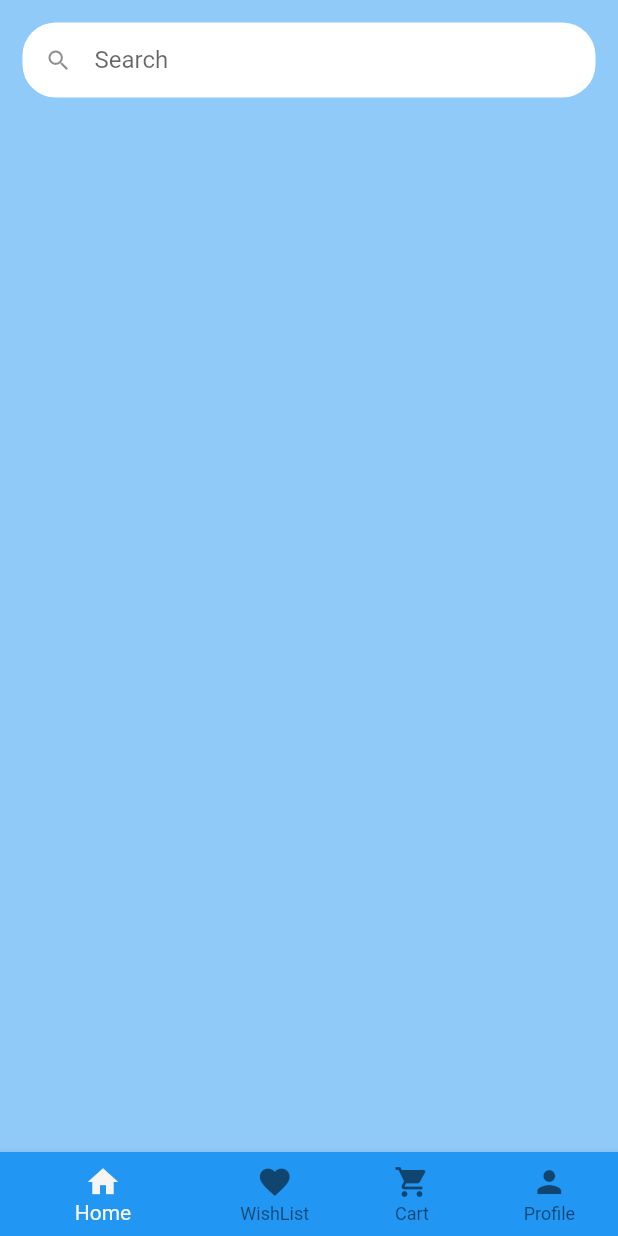
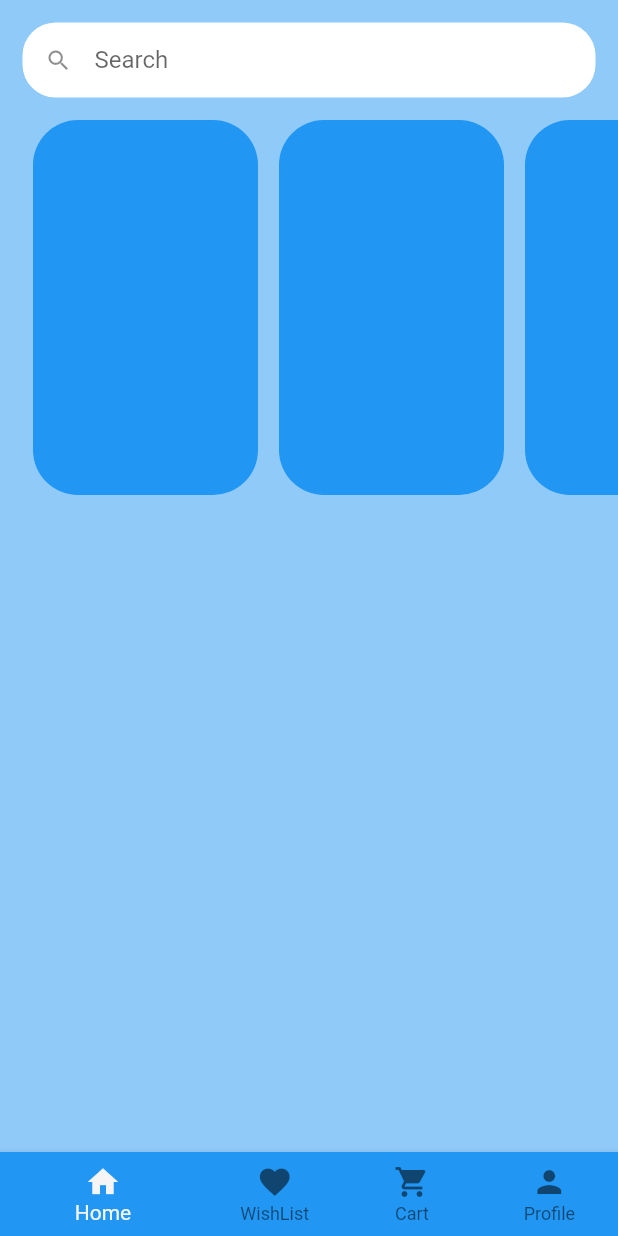
Before and after one commit to mahbd/book_store, a Flutter app: the screen it shows after launch, on a phone screen of 412 x 824 dp. Run offline on Flutter 3.47's test engine with Material 2 defaults, Android fonts, the phone set to English and light mode, and no system bars.

Commit message:
Added featured

```diff
--- a/lib/screens/home_page.dart
+++ b/lib/screens/home_page.dart
@@ -1,5 +1,7 @@
 import 'package:book_store/widget/search_widget.dart';
 import 'package:flutter/material.dart';
+
+import '../widget/featured.dart';
 
 class HomePage extends StatefulWidget {
   const HomePage({Key? key}) : super(key: key);
@@ -25,8 +27,10 @@ class _HomePageState extends State<HomePage> {
         child: SizedBox(
           width: MediaQuery.of(context).size.width,
           child: Column(
+            crossAxisAlignment: CrossAxisAlignment.start,
             children: [
               SearchWidget(updateSearchText: _updateSearchText),
+              const Featured(),
             ],
           ),
         ),
--- /dev/null
+++ b/lib/widget/featured.dart
@@ -0,0 +1,56 @@
+import 'package:flutter/material.dart';
+
+class Featured extends StatelessWidget {
+  const Featured({
+    Key? key,
+  }) : super(key: key);
+
+  @override
+  Widget build(BuildContext context) {
+    return SizedBox(
+      height: 250,
+      child: ListView(
+        scrollDirection: Axis.horizontal,
+        padding: const EdgeInsets.symmetric(horizontal: 15),
+        children: <Widget>[
+          Padding(
+            padding: const EdgeInsets.symmetric(horizontal: 7),
+            child: Container(
+              width: 150,
+              decoration: BoxDecoration(
+                color: Theme.of(context).primaryColor,
+                borderRadius: const BorderRadius.all(
+                  Radius.circular(30),
+                ),
+              ),
+            ),
+          ),
+          Padding(
+            padding: const EdgeInsets.symmetric(horizontal: 7),
+            child: Container(
+              width: 150,
+              decoration: BoxDecoration(
+                color: Theme.of(context).primaryColor,
+                borderRadius: const BorderRadius.all(
+                  Radius.circular(30),
+                ),
+              ),
+            ),
+          ),
+          Padding(
+            padding: const EdgeInsets.symmetric(horizontal: 7),
+            child: Container(
+              width: 150,
+              decoration: BoxDecoration(
+                color: Theme.of(context).primaryColor,
+                borderRadius: const BorderRadius.all(
+                  Radius.circular(30),
+                ),
+              ),
+            ),
+          ),
+        ],
+      ),
+    );
+  }
+}
```
